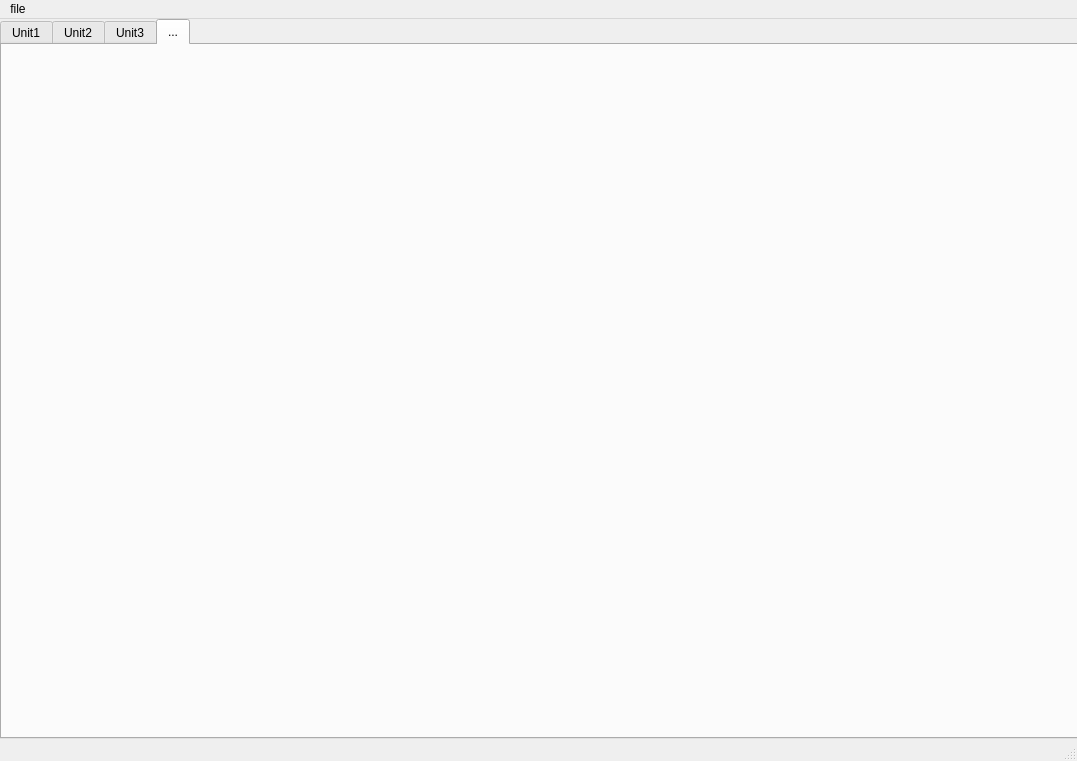
lrioxh/CV, file untitled.ui: the form before one commit.
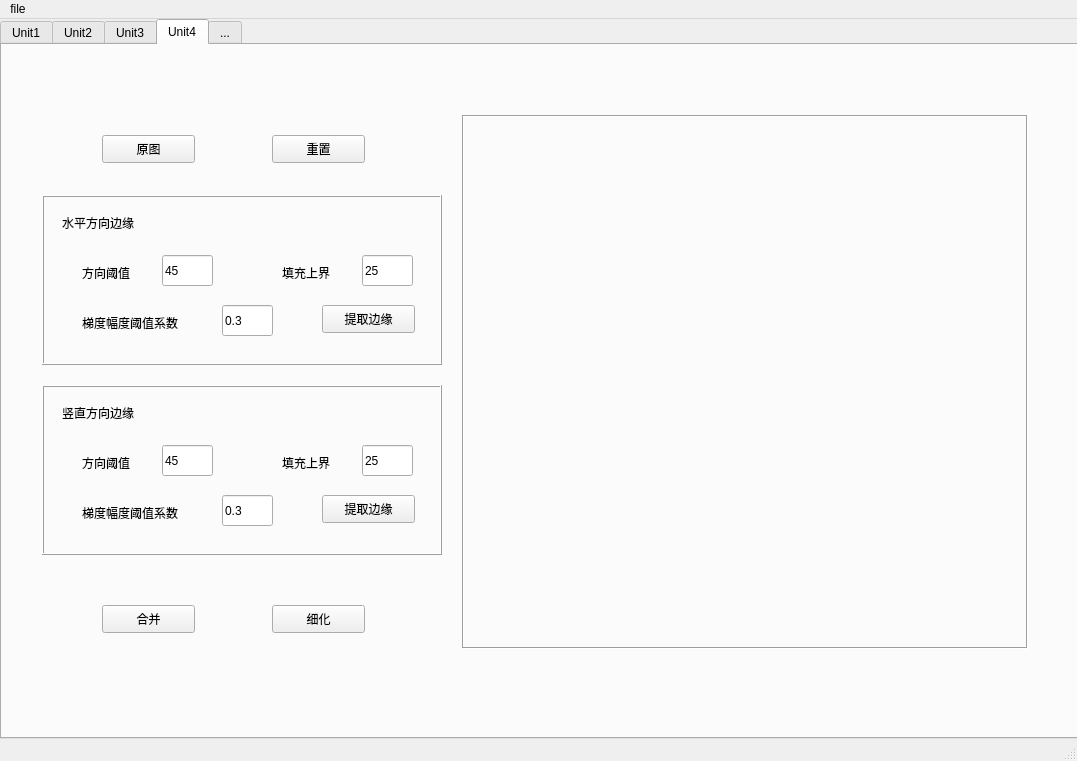
The form after the commit. The open tabs and pages were chosen to show the change.

```diff
--- a/untitled.ui
+++ b/untitled.ui
@@ -1448,6 +1448,322 @@
      </widget>
     </widget>
     <widget class="QWidget" name="tab_4">
+     <attribute name="title">
+      <string>Unit4</string>
+     </attribute>
+     <widget class="QLabel" name="label_43">
+      <property name="geometry">
+       <rect>
+        <x>460</x>
+        <y>70</y>
+        <width>566</width>
+        <height>534</height>
+       </rect>
+      </property>
+      <property name="frameShape">
+       <enum>QFrame::Box</enum>
+      </property>
+      <property name="frameShadow">
+       <enum>QFrame::Sunken</enum>
+      </property>
+      <property name="text">
+       <string/>
+      </property>
+     </widget>
+     <widget class="QPushButton" name="pushButton_25">
+      <property name="geometry">
+       <rect>
+        <x>100</x>
+        <y>90</y>
+        <width>93</width>
+        <height>28</height>
+       </rect>
+      </property>
+      <property name="text">
+       <string>原图</string>
+      </property>
+     </widget>
+     <widget class="QPushButton" name="pushButton_28">
+      <property name="geometry">
+       <rect>
+        <x>100</x>
+        <y>560</y>
+        <width>93</width>
+        <height>28</height>
+       </rect>
+      </property>
+      <property name="text">
+       <string>合并</string>
+      </property>
+     </widget>
+     <widget class="QPushButton" name="pushButton_29">
+      <property name="geometry">
+       <rect>
+        <x>270</x>
+        <y>560</y>
+        <width>93</width>
+        <height>28</height>
+       </rect>
+      </property>
+      <property name="text">
+       <string>细化</string>
+      </property>
+     </widget>
+     <widget class="QFrame" name="frame">
+      <property name="geometry">
+       <rect>
+        <x>40</x>
+        <y>150</y>
+        <width>400</width>
+        <height>170</height>
+       </rect>
+      </property>
+      <property name="frameShape">
+       <enum>QFrame::Box</enum>
+      </property>
+      <property name="frameShadow">
+       <enum>QFrame::Raised</enum>
+      </property>
+      <widget class="QLineEdit" name="lineEdit_32">
+       <property name="geometry">
+        <rect>
+         <x>120</x>
+         <y>60</y>
+         <width>51</width>
+         <height>31</height>
+        </rect>
+       </property>
+       <property name="text">
+        <string>45</string>
+       </property>
+      </widget>
+      <widget class="QPushButton" name="pushButton_26">
+       <property name="geometry">
+        <rect>
+         <x>280</x>
+         <y>110</y>
+         <width>93</width>
+         <height>28</height>
+        </rect>
+       </property>
+       <property name="text">
+        <string>提取边缘</string>
+       </property>
+      </widget>
+      <widget class="QLabel" name="label_45">
+       <property name="geometry">
+        <rect>
+         <x>40</x>
+         <y>120</y>
+         <width>131</width>
+         <height>16</height>
+        </rect>
+       </property>
+       <property name="text">
+        <string>梯度幅度阈值系数</string>
+       </property>
+      </widget>
+      <widget class="QLineEdit" name="lineEdit_30">
+       <property name="geometry">
+        <rect>
+         <x>180</x>
+         <y>110</y>
+         <width>51</width>
+         <height>31</height>
+        </rect>
+       </property>
+       <property name="text">
+        <string>0.3</string>
+       </property>
+      </widget>
+      <widget class="QLabel" name="label_44">
+       <property name="geometry">
+        <rect>
+         <x>20</x>
+         <y>20</y>
+         <width>91</width>
+         <height>16</height>
+        </rect>
+       </property>
+       <property name="text">
+        <string>水平方向边缘</string>
+       </property>
+      </widget>
+      <widget class="QLabel" name="label_47">
+       <property name="geometry">
+        <rect>
+         <x>40</x>
+         <y>70</y>
+         <width>71</width>
+         <height>16</height>
+        </rect>
+       </property>
+       <property name="text">
+        <string>方向阈值</string>
+       </property>
+      </widget>
+      <widget class="QLineEdit" name="lineEdit_36">
+       <property name="geometry">
+        <rect>
+         <x>320</x>
+         <y>60</y>
+         <width>51</width>
+         <height>31</height>
+        </rect>
+       </property>
+       <property name="text">
+        <string>25</string>
+       </property>
+      </widget>
+      <widget class="QLabel" name="label_52">
+       <property name="geometry">
+        <rect>
+         <x>240</x>
+         <y>70</y>
+         <width>61</width>
+         <height>16</height>
+        </rect>
+       </property>
+       <property name="text">
+        <string>填充上界</string>
+       </property>
+      </widget>
+     </widget>
+     <widget class="QFrame" name="frame_2">
+      <property name="geometry">
+       <rect>
+        <x>40</x>
+        <y>340</y>
+        <width>400</width>
+        <height>170</height>
+       </rect>
+      </property>
+      <property name="frameShape">
+       <enum>QFrame::Box</enum>
+      </property>
+      <property name="frameShadow">
+       <enum>QFrame::Raised</enum>
+      </property>
+      <widget class="QLineEdit" name="lineEdit_35">
+       <property name="geometry">
+        <rect>
+         <x>180</x>
+         <y>110</y>
+         <width>51</width>
+         <height>31</height>
+        </rect>
+       </property>
+       <property name="text">
+        <string>0.3</string>
+       </property>
+      </widget>
+      <widget class="QLabel" name="label_50">
+       <property name="geometry">
+        <rect>
+         <x>20</x>
+         <y>20</y>
+         <width>101</width>
+         <height>16</height>
+        </rect>
+       </property>
+       <property name="text">
+        <string>竖直方向边缘</string>
+       </property>
+      </widget>
+      <widget class="QLabel" name="label_51">
+       <property name="geometry">
+        <rect>
+         <x>40</x>
+         <y>70</y>
+         <width>71</width>
+         <height>16</height>
+        </rect>
+       </property>
+       <property name="text">
+        <string>方向阈值</string>
+       </property>
+      </widget>
+      <widget class="QPushButton" name="pushButton_27">
+       <property name="geometry">
+        <rect>
+         <x>280</x>
+         <y>110</y>
+         <width>93</width>
+         <height>28</height>
+        </rect>
+       </property>
+       <property name="text">
+        <string>提取边缘</string>
+       </property>
+      </widget>
+      <widget class="QLineEdit" name="lineEdit_33">
+       <property name="geometry">
+        <rect>
+         <x>120</x>
+         <y>60</y>
+         <width>51</width>
+         <height>31</height>
+        </rect>
+       </property>
+       <property name="text">
+        <string>45</string>
+       </property>
+      </widget>
+      <widget class="QLabel" name="label_49">
+       <property name="geometry">
+        <rect>
+         <x>40</x>
+         <y>120</y>
+         <width>131</width>
+         <height>16</height>
+        </rect>
+       </property>
+       <property name="text">
+        <string>梯度幅度阈值系数</string>
+       </property>
+      </widget>
+      <widget class="QLineEdit" name="lineEdit_37">
+       <property name="geometry">
+        <rect>
+         <x>320</x>
+         <y>60</y>
+         <width>51</width>
+         <height>31</height>
+        </rect>
+       </property>
+       <property name="text">
+        <string>25</string>
+       </property>
+      </widget>
+      <widget class="QLabel" name="label_53">
+       <property name="geometry">
+        <rect>
+         <x>240</x>
+         <y>70</y>
+         <width>61</width>
+         <height>16</height>
+        </rect>
+       </property>
+       <property name="text">
+        <string>填充上界</string>
+       </property>
+      </widget>
+     </widget>
+     <widget class="QPushButton" name="pushButton_30">
+      <property name="geometry">
+       <rect>
+        <x>270</x>
+        <y>90</y>
+        <width>93</width>
+        <height>28</height>
+       </rect>
+      </property>
+      <property name="text">
+       <string>重置</string>
+      </property>
+     </widget>
+    </widget>
+    <widget class="QWidget" name="tab_5">
      <attribute name="title">
       <string>...</string>
      </attribute>
```
Left out of the diff: 2 changed lines with no effect on the pictures.
